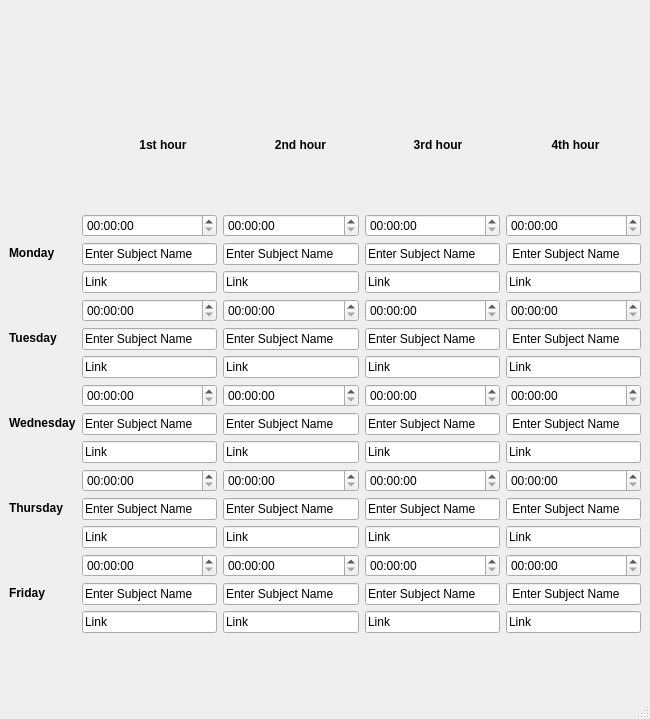
Old version of the form first/mainwindow.ui in the repository Devikarb/TIME4CLASS.
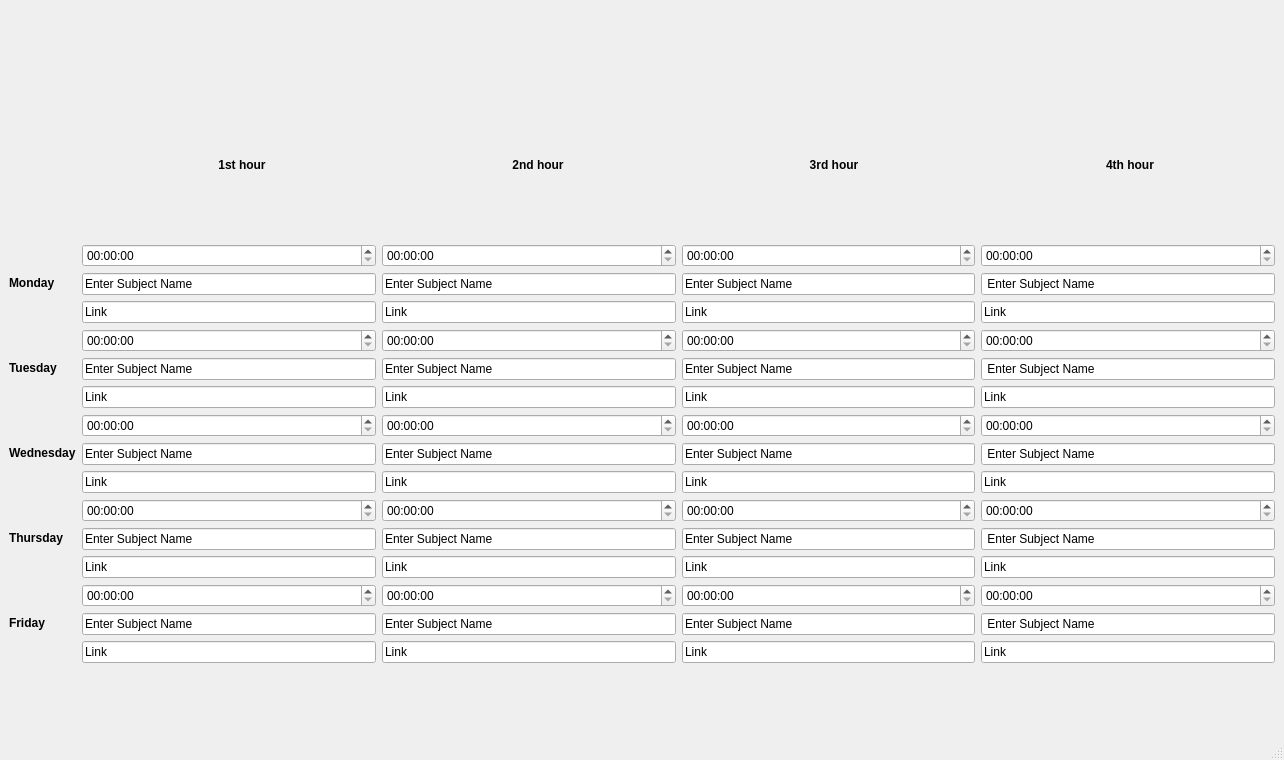
New version of the form. Icons and pictures are not drawn.

What changed in the file:
```diff
--- a/first/mainwindow.ui
+++ b/first/mainwindow.ui
@@ -6,13 +6,28 @@
    <rect>
     <x>0</x>
     <y>0</y>
-    <width>650</width>
-    <height>719</height>
+    <width>1284</width>
+    <height>760</height>
    </rect>
   </property>
+  <property name="maximumSize">
+   <size>
+    <width>1285</width>
+    <height>760</height>
+   </size>
+  </property>
   <property name="windowTitle">
    <string>MainWindow</string>
   </property>
+  <property name="layoutDirection">
+   <enum>Qt::LeftToRight</enum>
+  </property>
+  <property name="autoFillBackground">
+   <bool>true</bool>
+  </property>
+  <property name="styleSheet">
+   <string notr="true">background-image: url(:/resources/img/background2.png);</string>
+  </property>
   <widget class="QWidget" name="centralwidget">
    <layout class="QGridLayout" name="gridLayout">
     <item row="0" column="0">
```
Left out of the diff: 2 changed lines with no effect on the pictures.
